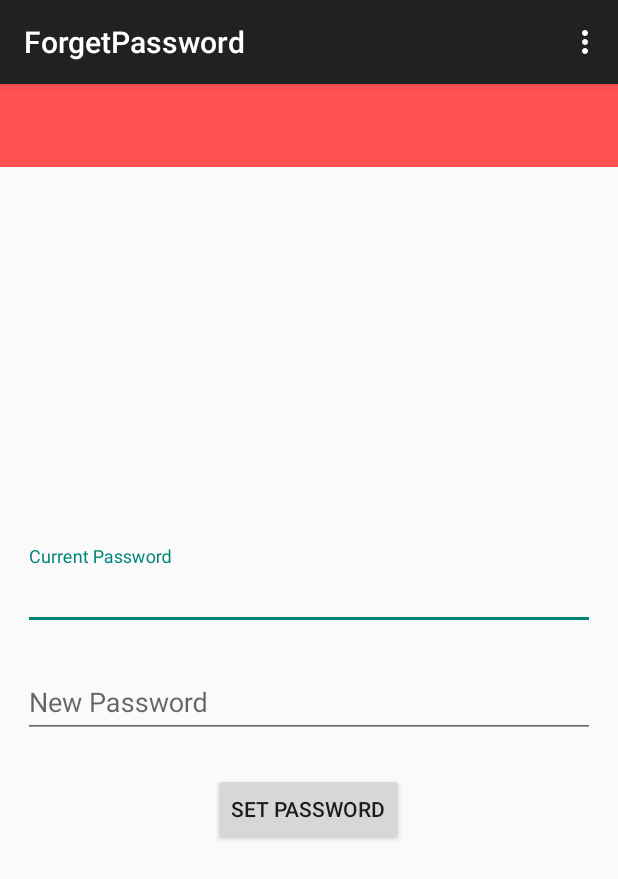
After one commit to Gravity-Innovative-Solutions/aurislife, an Android app: the ForgetPasswordActivity screen opened directly, with no data from a screen before it, on a phone screen of 412 x 824 dp. The commit adds this screen. Shown: the top 879 px of the screen. Run offline under Robolectric (Android 15) with nearby library versions, the phone set to English and light mode, and no system bars; libraries missing offline, so code that uses them is left out: com.microsoft.windowsazure; 1 statement that could not run was skipped.

Commit message:
added forget paswordand cleared bugs

```diff
--- a/app/src/main/AndroidManifest.xml
+++ b/app/src/main/AndroidManifest.xml
@@ -56,7 +56,10 @@
         </activity>
         <activity
             android:name=".Uidtoken"
-            android:label="@string/title_activity_uidtoken">
+            android:label="@string/title_activity_uidtoken"></activity>
+        <activity
+            android:name=".ForgetPasswordActivity"
+            android:label="@string/title_activity_forget_password">
         </activity>
     </application>
 
--- /dev/null
+++ b/app/src/main/java/in/gravitykerala/aurissample/ForgetPasswordActivity.java
@@ -0,0 +1,123 @@
+package in.gravitykerala.aurissample;
+
+import android.app.ProgressDialog;
+import android.support.v7.app.AppCompatActivity;
+import android.os.Bundle;
+import android.util.Pair;
+import android.view.Menu;
+import android.view.MenuItem;
+import android.view.View;
+import android.widget.Button;
+import android.widget.EditText;
+import android.widget.Toast;
+
+import com.microsoft.windowsazure.mobileservices.ApiOperationCallback;
+import com.microsoft.windowsazure.mobileservices.MobileServiceClient;
+import com.microsoft.windowsazure.mobileservices.http.ServiceFilterResponse;
+
+import java.net.MalformedURLException;
+import java.util.AbstractList;
+import java.util.List;
+
+public class ForgetPasswordActivity extends AppCompatActivity {
+    public static MobileServiceClient mClient;
+    EditText PhnNum;
+    EditText Email;
+    Button Submit;
+
+    @Override
+    protected void onCreate(Bundle savedInstanceState) {
+        super.onCreate(savedInstanceState);
+        setContentView(R.layout.activity_forget_password);
+        try {
+            mClient = new MobileServiceClient("https://gravityaurislife.azure-mobile.net",
+                    "eaQlkccAUXuRPnafjDXCNaDjxrrDTG68",
+                    this);
+//            String userId = PrefUtils.getFromPrefs(FirstPage.this, PrefUtils.PREFS_LOGIN_USERNAME_KEY, "default");
+//            String tok = PrefUtils.getFromPrefs(FirstPage.this, PrefUtils.PREFS_LOGIN_PASSWORD_KEY, "default");
+//            MobileServiceUser user = new MobileServiceUser(userId);
+//            user.setAuthenticationToken(tok);
+//            mClient.setCurrentUser(user);
+//            if (userId.equals("default") && tok.equals("default")) {
+//                Intent i = new Intent(this, LoginActivity.class);
+//                startActivity(i);
+//            }
+        } catch (MalformedURLException e) {
+            e.printStackTrace();
+        }
+        PhnNum = (EditText) findViewById(R.id.input_phnnum);
+        Email = (EditText) findViewById(R.id.input_email);
+        Submit = (Button) findViewById(R.id.button);
+        Submit.setOnClickListener(new View.OnClickListener() {
+            @Override
+            public void onClick(View v) {
+                submit();
+            }
+        });
+    }
+
+    public void submit() {
+
+        {
+            final ProgressDialog progressDialog = new ProgressDialog(ForgetPasswordActivity.this,
+                    R.style.AppTheme_Dark_Dialog);
+            progressDialog.setIndeterminate(true);
+            progressDialog.setMessage("Authenticating...");
+            progressDialog.show();
+            List<Pair<String, String>> parameters = new AbstractList<Pair<String, String>>() {
+                @Override
+                public Pair<String, String> get(int i) {
+                    return null;
+                }
+
+                @Override
+                public int size() {
+                    return 0;
+                }
+            };
+            ForgetPassword req = new ForgetPassword();
+            req.phnumber = PhnNum.getText().toString();
+            req.email = Email.getText().toString();
+//            String new_pwd_s = NewPwd.getText().toString();
+//            String rnew_pwd_s = ReNpwd.getText().toString();
+
+
+            mClient.invokeApi("ForgetPassword", req, String.class, new ApiOperationCallback<String>() {
+                @Override
+                public void onCompleted(String result, Exception exception, ServiceFilterResponse response) {
+                    if (exception == null) {
+                        Toast.makeText(ForgetPasswordActivity.this, result, Toast.LENGTH_LONG).show();
+                        finish();
+
+                    } else {
+                        Toast.makeText(ForgetPasswordActivity.this, result, Toast.LENGTH_LONG).show();
+                    }
+                    progressDialog.dismiss();
+                }
+            });
+        }
+
+    }
+
+    @Override
+    public boolean onCreateOptionsMenu(Menu menu) {
+        // Inflate the menu; this adds items to the action bar if it is present.
+        getMenuInflater().inflate(R.menu.menu_forget_password, menu);
+        return true;
+    }
+
+    @Override
+    public boolean onOptionsItemSelected(MenuItem item) {
+        // Handle action bar item clicks here. The action bar will
+        // automatically handle clicks on the Home/Up button, so long
+        // as you specify a parent activity in AndroidManifest.xml.
+        int id = item.getItemId();
+
+        //noinspection SimplifiableIfStatement
+        if (id == R.id.action_settings) {
+            return true;
+        }
+
+        return super.onOptionsItemSelected(item);
+    }
+}
--- /dev/null
+++ b/app/src/main/res/layout/activity_forget_password.xml
@@ -0,0 +1,58 @@
+<RelativeLayout xmlns:android="http://schemas.android.com/apk/res/android"
+    xmlns:tools="http://schemas.android.com/tools"
+    android:layout_width="match_parent"
+    android:layout_height="match_parent"
+    tools:context="in.gravitykerala.aurissample.ChangePasswordActivity">
+
+    <include layout="@layout/toolbar_default" />
+
+    <LinearLayout
+        android:layout_width="match_parent"
+        android:layout_height="match_parent"
+        android:layout_below="@+id/toolbar"
+        android:layout_marginBottom="15dp"
+        android:layout_marginLeft="15dp"
+        android:layout_marginRight="15dp"
+        android:gravity="center"
+        android:orientation="vertical">
+
+        <android.support.design.widget.TextInputLayout
+            android:layout_width="match_parent"
+            android:layout_height="wrap_content"
+            android:layout_marginBottom="8dp"
+            android:layout_marginTop="8dp">
+
+            <EditText
+                android:id="@+id/input_phnnum"
+                android:layout_width="match_parent"
+                android:layout_height="wrap_content"
+                android:hint="@string/currentpassword"
+                android:inputType="number" />
+        </android.support.design.widget.TextInputLayout>
+
+        <android.support.design.widget.TextInputLayout
+            android:layout_width="match_parent"
+            android:layout_height="wrap_content"
+            android:layout_marginBottom="8dp"
+            android:layout_marginTop="8dp">
+
+            <EditText
+                android:id="@+id/input_email"
+                android:layout_width="match_parent"
+                android:layout_height="wrap_content"
+                android:hint="@string/newpassword" />
+        </android.support.design.widget.TextInputLayout>
+
+
+        <Button
+            android:id="@+id/button"
+            android:layout_width="wrap_content"
+            android:layout_height="wrap_content"
+            android:layout_gravity="center_horizontal"
+            android:layout_marginTop="15dp"
+            android:elevation="10dp"
+            android:text="@string/set_pswd" />
+
+
+    </LinearLayout>
+</RelativeLayout>
--- a/app/src/main/res/layout/activity_login.xml
+++ b/app/src/main/res/layout/activity_login.xml
@@ -91,6 +91,12 @@
                 android:text="@string/signup"
                 android:textSize="16dip" />
 
+            <Button
+                android:id="@+id/button7"
+                android:layout_width="match_parent"
+                android:layout_height="wrap_content"
+                android:text="Forget Password" />
+
         </LinearLayout>
     </ScrollView>
 </android.support.design.widget.CoordinatorLayout>
--- /dev/null
+++ b/app/src/main/res/menu/menu_forget_password.xml
@@ -0,0 +1,10 @@
+<menu xmlns:android="http://schemas.android.com/apk/res/android"
+    xmlns:app="http://schemas.android.com/apk/res-auto"
+    xmlns:tools="http://schemas.android.com/tools"
+    tools:context="in.gravitykerala.aurissample.ForgetPasswordActivity">
+    <item
+        android:id="@+id/action_settings"
+        android:orderInCategory="100"
+        android:title="@string/action_settings"
+        app:showAsAction="never" />
+</menu>
--- a/app/src/main/res/values/strings.xml
+++ b/app/src/main/res/values/strings.xml
@@ -48,4 +48,5 @@
     <string name="title_activity_uidtoken">Uidtoken</string>
 
     <string name="hello_world">Hello world!</string>
+    <string name="title_activity_forget_password">ForgetPassword</string>
 </resources>
```
Also changed, not shown: app/src/main/java/in/gravitykerala/aurissample/FirstPage.java (+8 -0 lines), app/src/main/java/in/gravitykerala/aurissample/ForgetPassword.java (added, +14 -0 lines), app/src/main/java/in/gravitykerala/aurissample/LoginActivity.java (+12 -0 lines), app/src/main/java/in/gravitykerala/aurissample/SignupActivity.java (+18 -1 lines).
